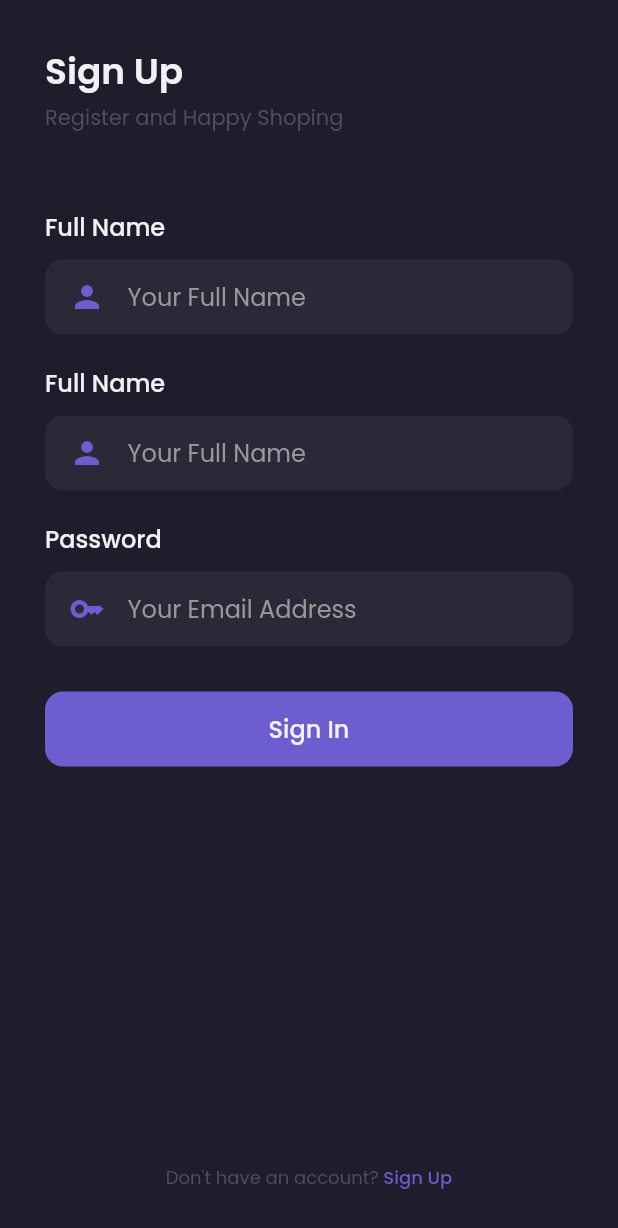
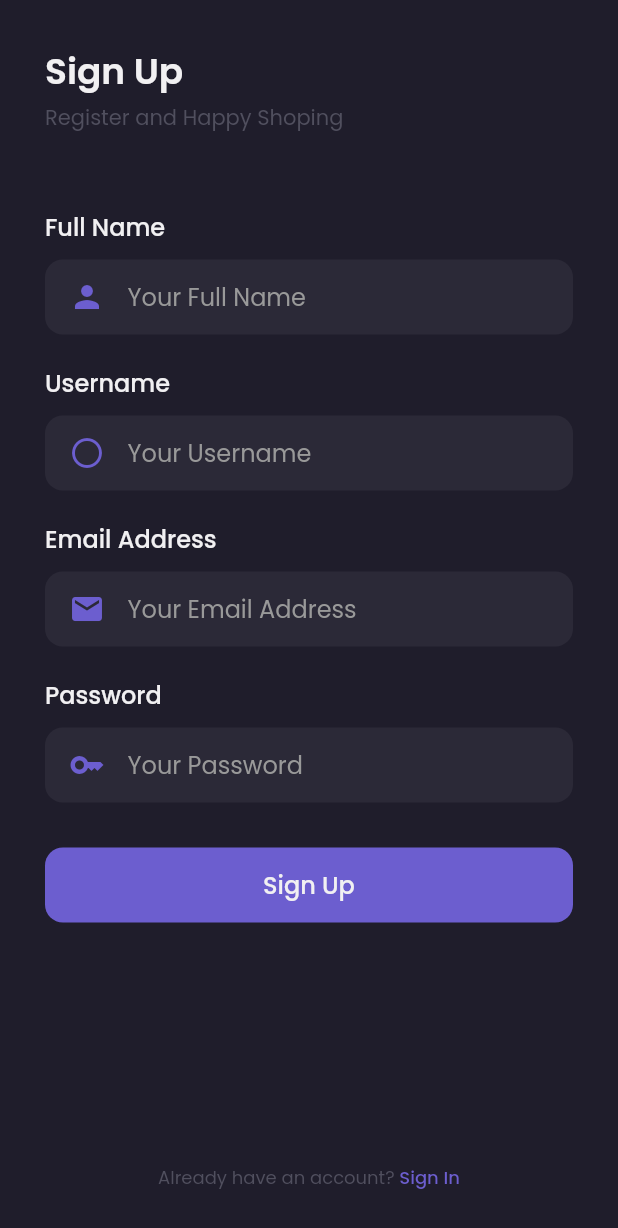
Before and after one commit to jeffriagustiar/fe_shamo, a Flutter app: the Sign_up screen opened by its route, on a phone screen of 412 x 824 dp. Shown: the top 1228 px of the screen. Run offline on Flutter 3.47's test engine with Material 2 defaults, Android fonts, the phone set to English and light mode, and no system bars; our stand-ins replace google_fonts.

Commit message:
sign up UI

```diff
--- a/lib/pages/sign_up_page.dart
+++ b/lib/pages/sign_up_page.dart
@@ -1,3 +1,4 @@
+
 import 'package:flutter/material.dart';
 import 'package:google_fonts/google_fonts.dart';
 import 'package:shamo/theme.dart';
@@ -86,7 +87,7 @@ class Sign_up extends StatelessWidget {
           crossAxisAlignment: CrossAxisAlignment.start,
           children: [
             Text(
-              'Full Name',
+              'Username',
               style:
                   primaryTextStyle.copyWith(fontWeight: medium, fontSize: 16),
             ),
@@ -104,7 +105,7 @@ class Sign_up extends StatelessWidget {
                   child: Row(
                     children: [
                       Icon(
-                        Icons.person,
+                        Icons.circle_outlined,
                         color: primaryColor,
                       ),
                       SizedBox(
@@ -114,7 +115,54 @@ class Sign_up extends StatelessWidget {
                           child: TextFormField(
                         style: primaryTextStyle,
                         decoration: InputDecoration.collapsed(
-                          hintText: 'Your Full Name',
+                          hintText: 'Your Username',
+                          hintStyle: secondTextStyle,
+                        ),
+                      ))
+                    ],
+                  ),
+                ))
+          ],
+        ),
+      );
+    }
+
+    Widget emailInput() {
+      return Container(
+        margin: EdgeInsets.only(top: 20),
+        child: Column(
+          crossAxisAlignment: CrossAxisAlignment.start,
+          children: [
+            Text(
+              'Email Address',
+              style:
+                  primaryTextStyle.copyWith(fontWeight: medium, fontSize: 16),
+            ),
+            SizedBox(
+              height: 10,
+            ),
+            Container(
+                padding: EdgeInsets.symmetric(horizontal: 16),
+                width: double.infinity,
+                height: 50,
+                decoration: BoxDecoration(
+                    color: backgroundColor2,
+                    borderRadius: BorderRadius.circular(12)),
+                child: Center(
+                  child: Row(
+                    children: [
+                      Icon(
+                        Icons.email,
+                        color: primaryColor,
+                      ),
+                      SizedBox(
+                        width: 15,
+                      ),
+                      Expanded(
+                          child: TextFormField(
+                        style: primaryTextStyle,
+                        decoration: InputDecoration.collapsed(
+                          hintText: 'Your Email Address',
                           hintStyle: secondTextStyle,
                         ),
                       ))
@@ -162,7 +210,7 @@ class Sign_up extends StatelessWidget {
                         obscureText: true,
                         style: primaryTextStyle,
                         decoration: InputDecoration.collapsed(
-                          hintText: 'Your Email Address',
+                          hintText: 'Your Password',
                           hintStyle: secondTextStyle,
                         ),
                       ))
@@ -186,7 +234,7 @@ class Sign_up extends StatelessWidget {
                     borderRadius: BorderRadius.circular(12))),
             onPressed: () {},
             child: Text(
-              'Sign In',
+              'Sign Up',
               style:
                   primaryTextStyle.copyWith(fontWeight: medium, fontSize: 16),
             )),
@@ -201,17 +249,22 @@ class Sign_up extends StatelessWidget {
           mainAxisAlignment: MainAxisAlignment.center,
           children: [
             Text(
-              'Don\'t have an account?',
+              'Already have an account?',
               style: subTextStyle.copyWith(
                 fontWeight: regular,
                 fontSize: 12
               ),
             ),
-            Text(
-              ' Sign Up',
-              style: purpleTextStyle.copyWith(
-                fontSize: 12,
-                fontWeight: medium
+            GestureDetector(
+              onTap: () {
+                Navigator.pushNamed(context, '/sign-in');
+              },
+              child: Text(
+                ' Sign In',
+                style: purpleTextStyle.copyWith(
+                  fontSize: 12,
+                  fontWeight: medium
+                ),
               ),
             )
           ],
@@ -233,6 +286,7 @@ class Sign_up extends StatelessWidget {
               header(),
               nameInput(),
               userInput(),
+              emailInput(),
               passwordInput(),
               buttom(),
               Spacer(),
```
